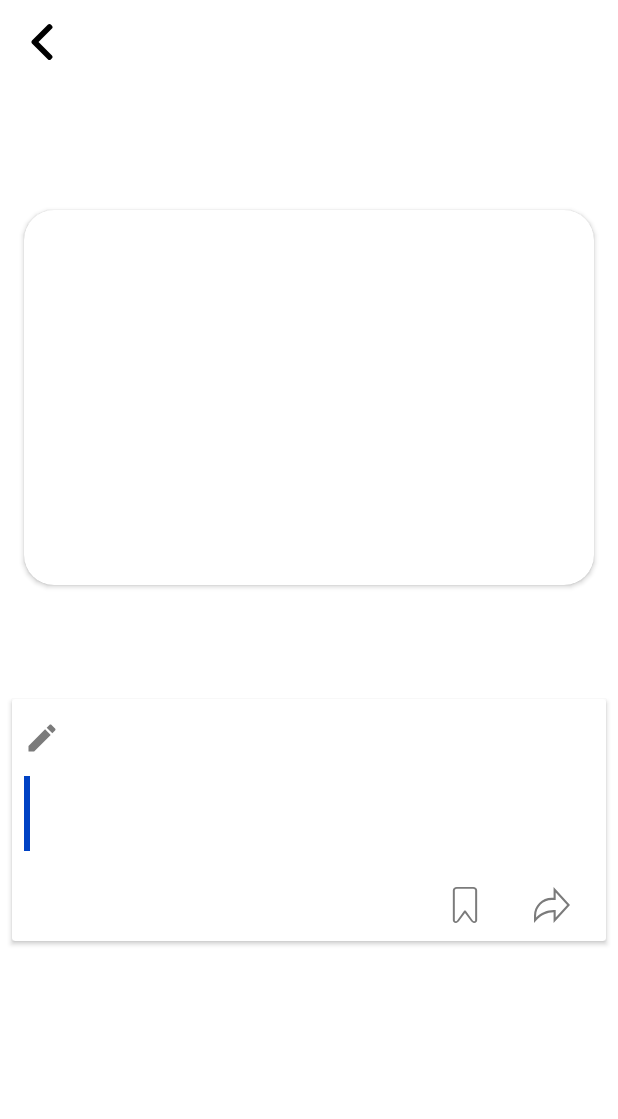
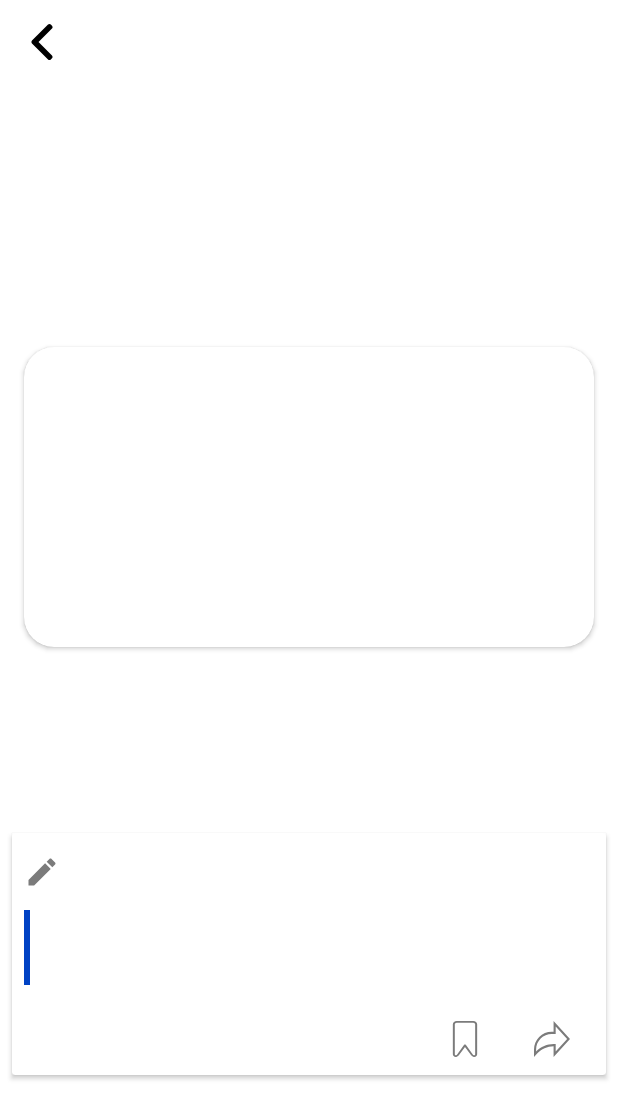
Before and after one commit to MhmdAwad/NewsApp, an Android app: the DetailsActivity screen opened directly, with no data from a screen before it, on a phone screen of 412 x 824 dp. Shown: the top 1119 px of the screen. Run offline under Robolectric (Android 15) with nearby library versions, the phone set to English and light mode, and no system bars; our stand-ins replace Dagger/Hilt's generated code, Room's generated code, RxJava, data binding; pictures from the network do not load; 11 statements that could not run were skipped.

```diff
--- a/app/src/main/res/drawable/splash_screen.xml
+++ b/app/src/main/res/drawable/splash_screen.xml
@@ -3,8 +3,8 @@
 
     <item android:drawable="@color/white" />
 
-    <item android:drawable="@drawable/ic_news" android:width="300dp"
-        android:height="300dp"
+    <item android:drawable="@drawable/ic_news" android:width="200dp"
+        android:height="200dp"
         android:gravity="center">
     </item>
 
--- a/app/src/main/res/layout/activity_details.xml
+++ b/app/src/main/res/layout/activity_details.xml
@@ -23,6 +23,10 @@
 
     </data>
 
+    <ScrollView
+        android:layout_width="match_parent"
+        android:layout_height="match_parent"
+        android:fillViewport="true">
     <androidx.constraintlayout.widget.ConstraintLayout
         android:layout_width="match_parent"
         android:layout_height="match_parent"
@@ -36,8 +40,10 @@
             android:layout_marginStart="16dp"
             android:layout_marginTop="16dp"
             android:layout_marginEnd="16dp"
+            android:layout_marginBottom="16dp"
             app:cardCornerRadius="20dp"
             app:elevation="10dp"
+            app:layout_constraintBottom_toTopOf="@+id/cardView4"
             app:layout_constraintEnd_toEndOf="parent"
             app:layout_constraintStart_toStartOf="parent"
             app:layout_constraintTop_toBottomOf="@+id/articleDate">
@@ -46,11 +52,12 @@
                 loadImage="@{article.urlToImage}"
                 reqManager="@{reqManager}"
                 android:layout_width="match_parent"
-                android:layout_height="250dp"
+                android:layout_height="200dp"
                 android:scaleType="centerCrop" />
         </androidx.cardview.widget.CardView>
 
         <androidx.cardview.widget.CardView
+            android:id="@+id/cardView4"
             android:layout_width="0dp"
             android:layout_height="wrap_content"
             android:layout_marginStart="8dp"
@@ -62,8 +69,7 @@
             app:layout_constraintBottom_toBottomOf="parent"
             app:layout_constraintEnd_toEndOf="parent"
             app:layout_constraintStart_toStartOf="parent"
-            app:layout_constraintTop_toBottomOf="@+id/imageViewContainer"
-            app:layout_constraintVertical_bias="0.25">
+            app:layout_constraintTop_toBottomOf="@+id/imageViewContainer">
 
             <androidx.constraintlayout.widget.ConstraintLayout
                 android:layout_width="match_parent"
@@ -81,6 +87,8 @@
 
                 <TextView
                     android:id="@+id/articleDescription"
+                    articleDescription="@{article.description}"
+                    articleTitle="@{article.title}"
                     android:layout_width="0dp"
                     android:layout_height="wrap_content"
                     android:layout_marginTop="16dp"
@@ -90,8 +98,6 @@
                     android:onClick="@{()-> viewModel.openArticleWebView() }"
                     android:paddingStart="8dp"
                     android:paddingEnd="8dp"
-                    articleDescription="@{article.description}"
-                    articleTitle="@{article.title}"
                     android:textSize="18sp"
                     app:layout_constraintBottom_toTopOf="@+id/saveArticle"
                     app:layout_constraintEnd_toEndOf="parent"
@@ -136,12 +142,12 @@
 
                 <TextView
                     android:id="@+id/articleAuthor"
+                    authorName="@{article.author}"
+                    sourceName="@{source.name}"
                     android:layout_width="wrap_content"
                     android:layout_height="wrap_content"
                     android:layout_marginStart="8dp"
                     android:layout_marginTop="16dp"
-                    authorName="@{article.author}"
-                    sourceName="@{source.name}"
                     app:layout_constraintStart_toEndOf="@+id/imageView5"
                     app:layout_constraintTop_toTopOf="parent" />
             </androidx.constraintlayout.widget.ConstraintLayout>
@@ -186,5 +192,5 @@
             app:layout_constraintStart_toStartOf="@+id/articleTitle"
             app:layout_constraintTop_toBottomOf="@+id/articleTitle" />
     </androidx.constraintlayout.widget.ConstraintLayout>
-
+    </ScrollView>
 </layout>
--- a/app/src/main/res/layout/activity_main.xml
+++ b/app/src/main/res/layout/activity_main.xml
@@ -20,6 +20,7 @@
             android:layout_width="0dp"
             android:layout_height="wrap_content"
             android:layout_marginStart="8dp"
+            android:layout_marginTop="8dp"
             android:layout_marginEnd="8dp"
             android:text="@{date}"
             app:layout_constraintEnd_toEndOf="parent"
--- a/app/src/main/res/layout/fragment_category.xml
+++ b/app/src/main/res/layout/fragment_category.xml
@@ -30,6 +30,8 @@
                 android:layout_width="0dp"
                 android:layout_height="wrap_content"
                 android:layout_marginTop="8dp"
+                android:elevation="10dp"
+                app:layout_scrollFlags="scroll|enterAlways"
                 app:layout_constraintEnd_toEndOf="parent"
                 app:layout_constraintStart_toStartOf="parent"
                 app:layout_constraintTop_toBottomOf="@+id/textView2" />
@@ -63,11 +65,10 @@
                 android:id="@+id/categoryRV"
                 android:layout_width="0dp"
                 android:layout_height="0dp"
-                android:layout_marginTop="8dp"
                 app:layout_constraintBottom_toBottomOf="parent"
                 app:layout_constraintEnd_toEndOf="parent"
                 app:layout_constraintStart_toStartOf="parent"
-                app:layout_constraintTop_toBottomOf="@+id/categoryItemsRV" />
+                app:layout_constraintTop_toTopOf="@+id/categoryItemsRV" />
 
         </androidx.constraintlayout.widget.ConstraintLayout>
     </androidx.swiperefreshlayout.widget.SwipeRefreshLayout>
--- a/app/src/main/res/layout/fragment_home.xml
+++ b/app/src/main/res/layout/fragment_home.xml
@@ -30,6 +30,7 @@
                     layout="@layout/no_internet"
                     android:layout_width="0dp"
                     android:layout_height="0dp"
+                    android:visibility="gone"
                     app:layout_constraintBottom_toBottomOf="parent"
                     app:layout_constraintEnd_toEndOf="parent"
                     app:layout_constraintStart_toStartOf="parent"
--- a/app/src/main/res/values/strings.xml
+++ b/app/src/main/res/values/strings.xml
@@ -14,7 +14,7 @@
     <string name="flagImage">flagImage</string>
     <string name="image_not_found">Image Not Found!</string>
     <string name="saved_articles">Saved Articles</string>
-    <string name="category_articles">Articles Category</string>
+    <string name="category_articles">Category</string>
     <string name="articles_search">Articles Search</string>
     <string name="type_search_keyword">Type search keyword..</string>
     <string name="you_didn_t_save_any_article_yet">You didn\'t save any article yet.</string>
```
Also changed, not shown: app/src/main/java/com/mhmdawad/newsapp/ui/main/fragment/category/CategoryFragment.java (+9 -0 lines), app/src/main/java/com/mhmdawad/newsapp/ui/main/fragment/category/CategoryMainAdapter.java (+7 -0 lines), app/src/main/res/drawable/ic_fire.xml (+8 -4 lines), app/src/main/res/layout/fragment_search.xml (+4 -3 lines), app/src/main/res/layout/rv_category_layout.xml (+6 -1 lines).
